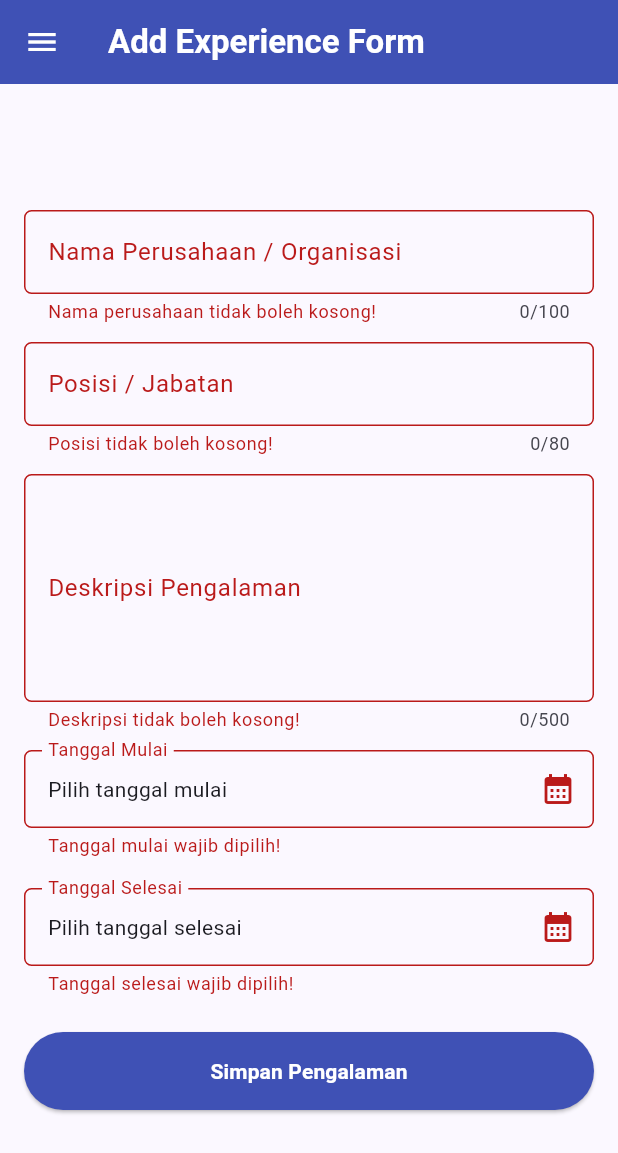
After one commit to AnggaRestha/myportofolio_mobile, a Flutter app: the ExperienceFormPage screen opened directly, after a tap on "Simpan Pengalaman", on a phone screen of 412 x 824 dp. The commit adds this screen. Shown: the top 1153 px of the screen. Run offline on Flutter 3.47's test engine with Material 3 defaults, Android fonts, the phone set to English and light mode, and no system bars.

Commit message:
tugas 8: menambahkan form baru, navigation dan input elements

```diff
--- /dev/null
+++ b/lib/screens/experience_form.dart
@@ -0,0 +1,308 @@
+
+import 'package:flutter/material.dart';
+import '../widgets/left_drawer.dart';
+
+class ExperienceFormPage extends StatefulWidget {
+  const ExperienceFormPage({super.key});
+
+  @override
+  State<ExperienceFormPage> createState() => _ExperienceFormPageState();
+}
+
+class _ExperienceFormPageState extends State<ExperienceFormPage> {
+  final _formKey = GlobalKey<FormState>();
+
+  final TextEditingController _companyController = TextEditingController();
+  final TextEditingController _positionController = TextEditingController();
+  final TextEditingController _descriptionController = TextEditingController();
+
+  DateTime? _startDate;
+  DateTime? _endDate;
+
+  String _formatDate(DateTime date) {
+    return '${date.day.toString().padLeft(2, '0')}/${date.month.toString().padLeft(2, '0')}/${date.year}';
+  }
+
+  Future<void> _selectStartDate() async {
+    final now = DateTime.now();
+
+    final picked = await showDatePicker(
+      context: context,
+      initialDate: _startDate ?? now,
+      firstDate: DateTime(1950),
+      lastDate: now,
+    );
+
+    if (picked != null) {
+      setState(() {
+        _startDate = picked;
+
+        if (_endDate != null && _endDate!.isBefore(picked)) {
+          _endDate = null;
+        }
+      });
+
+      _formKey.currentState?.validate();
+    }
+  }
+
+  Future<void> _selectEndDate() async {
+    final now = DateTime.now();
+
+    final picked = await showDatePicker(
+      context: context,
+      initialDate: _endDate ?? _startDate ?? now,
+      firstDate: _startDate ?? DateTime(1950),
+      lastDate: now,
+    );
+
+    if (picked != null) {
+      setState(() {
+        _endDate = picked;
+      });
+
+      _formKey.currentState?.validate();
+    }
+  }
+
+  void _saveExperience() {
+    if (!_formKey.currentState!.validate()) {
+      return;
+    }
+
+    showDialog(
+      context: context,
+      builder: (dialogContext) {
+        return AlertDialog(
+          title: const Text('Pengalaman berhasil ditambahkan!'),
+          content: SingleChildScrollView(
+            child: Column(
+              crossAxisAlignment: CrossAxisAlignment.start,
+              children: [
+                Text('Perusahaan: ${_companyController.text.trim()}'),
+                Text('Posisi: ${_positionController.text.trim()}'),
+                Text('Deskripsi: ${_descriptionController.text.trim()}'),
+                Text('Tanggal Mulai: ${_formatDate(_startDate!)}'),
+                Text('Tanggal Selesai: ${_formatDate(_endDate!)}'),
+              ],
+            ),
+          ),
+          actions: [
+            TextButton(
+              child: const Text('OK'),
+              onPressed: () {
+                Navigator.pop(dialogContext);
+
+                _formKey.currentState!.reset();
+
+                _companyController.clear();
+                _positionController.clear();
+                _descriptionController.clear();
+
+                setState(() {
+                  _startDate = null;
+                  _endDate = null;
+                });
+              },
+            ),
+          ],
+        );
+      },
+    );
+  }
+
+  @override
+  void dispose() {
+    _companyController.dispose();
+    _positionController.dispose();
+    _descriptionController.dispose();
+    super.dispose();
+  }
+
+  @override
+  Widget build(BuildContext context) {
+    return Scaffold(
+      appBar: AppBar(
+        title: const Text(
+          'Add Experience Form',
+          style: TextStyle(
+            color: Colors.white,
+            fontWeight: FontWeight.bold,
+          ),
+        ),
+        backgroundColor: Colors.indigo,
+        foregroundColor: Colors.white,
+      ),
+      drawer: const LeftDrawer(),
+      body: SafeArea(
+        child: Center(
+          child: ConstrainedBox(
+            constraints: const BoxConstraints(maxWidth: 650),
+            child: Form(
+              key: _formKey,
+              child: SingleChildScrollView(
+                padding: const EdgeInsets.all(16),
+                child: Column(
+                  crossAxisAlignment: CrossAxisAlignment.stretch,
+                  children: [
+                    TextFormField(
+                      controller: _companyController,
+                      maxLength: 100,
+                      decoration: InputDecoration(
+                        labelText: 'Nama Perusahaan / Organisasi',
+                        hintText: 'Contoh: PT Teknologi Indonesia',
+                        border: OutlineInputBorder(
+                          borderRadius: BorderRadius.circular(5),
+                        ),
+                      ),
+                      validator: (value) {
+                        if (value == null || value.trim().isEmpty) {
+                          return 'Nama perusahaan tidak boleh kosong!';
+                        }
+
+                        if (value.trim().length > 100) {
+                          return 'Nama perusahaan maksimal 100 karakter!';
+                        }
+
+                        return null;
+                      },
+                    ),
+                    const SizedBox(height: 12),
+                    TextFormField(
+                      controller: _positionController,
+                      maxLength: 80,
+                      decoration: InputDecoration(
+                        labelText: 'Posisi / Jabatan',
+                        hintText: 'Contoh: Mobile Developer',
+                        border: OutlineInputBorder(
+                          borderRadius: BorderRadius.circular(5),
+                        ),
+                      ),
+                      validator: (value) {
+                        if (value == null || value.trim().isEmpty) {
+                          return 'Posisi tidak boleh kosong!';
+                        }
+
+                        return null;
+                      },
+                    ),
+                    const SizedBox(height: 12),
+                    TextFormField(
+                      controller: _descriptionController,
+                      maxLines: 5,
+                      maxLength: 500,
+                      decoration: InputDecoration(
+                        labelText: 'Deskripsi Pengalaman',
+                        hintText: 'Ceritakan pengalaman dan tanggung jawabmu...',
+                        border: OutlineInputBorder(
+                          borderRadius: BorderRadius.circular(5),
+                        ),
+                      ),
+                      validator: (value) {
+                        if (value == null || value.trim().isEmpty) {
+                          return 'Deskripsi tidak boleh kosong!';
+                        }
+
+                        if (value.trim().length < 10) {
+                          return 'Deskripsi minimal 10 karakter!';
+                        }
+
+                        return null;
+                      },
+                    ),
+                    const SizedBox(height: 12),
+                    FormField<DateTime>(
+                      validator: (value) {
+                        if (_startDate == null) {
+                          return 'Tanggal mulai wajib dipilih!';
+                        }
+
+                        return null;
+                      },
+                      builder: (field) {
+                        return InkWell(
+                          onTap: () async {
+                            await _selectStartDate();
+                            field.didChange(_startDate);
+                          },
+                          child: InputDecorator(
+                            decoration: InputDecoration(
+                              labelText: 'Tanggal Mulai',
+                              errorText: field.errorText,
+                              border: OutlineInputBorder(
+                                borderRadius: BorderRadius.circular(5),
+                              ),
+                              suffixIcon: const Icon(Icons.calendar_month),
+                            ),
+                            child: Text(
+                              _startDate == null
+                                  ? 'Pilih tanggal mulai'
+                                  : _formatDate(_startDate!),
+                            ),
+                          ),
+                        );
+                      },
+                    ),
+                    const SizedBox(height: 20),
+                    FormField<DateTime>(
+                      validator: (value) {
+                        if (_endDate == null) {
+                          return 'Tanggal selesai wajib dipilih!';
+                        }
+
+                        if (_startDate != null &&
+                            _endDate!.isBefore(_startDate!)) {
+                          return 'Tanggal selesai tidak boleh sebelum tanggal mulai!';
+                        }
+
+                        return null;
+                      },
+                      builder: (field) {
+                        return InkWell(
+                          onTap: () async {
+                            await _selectEndDate();
+                            field.didChange(_endDate);
+                          },
+                          child: InputDecorator(
+                            decoration: InputDecoration(
+                              labelText: 'Tanggal Selesai',
+                              errorText: field.errorText,
+                              border: OutlineInputBorder(
+                                borderRadius: BorderRadius.circular(5),
+                              ),
+                              suffixIcon: const Icon(Icons.calendar_month),
+                            ),
+                            child: Text(
+                              _endDate == null
+                                  ? 'Pilih tanggal selesai'
+                                  : _formatDate(_endDate!),
+                            ),
+                          ),
+                        );
+                      },
+                    ),
+                    const SizedBox(height: 24),
+                    ElevatedButton(
+                      style: ElevatedButton.styleFrom(
+                        backgroundColor: Colors.indigo,
+                        foregroundColor: Colors.white,
+                        padding: const EdgeInsets.symmetric(vertical: 16),
+                      ),
+                      onPressed: _saveExperience,
+                      child: const Text(
+                        'Simpan Pengalaman',
+                        style: TextStyle(
+                          fontWeight: FontWeight.bold,
+                        ),
+                      ),
+                    ),
+                  ],
+                ),
+              ),
+            ),
+          ),
+        ),
+      ),
+    );
+  }
+}
--- a/lib/screens/menu.dart
+++ b/lib/screens/menu.dart
@@ -20,6 +20,7 @@ class MyHomePage extends StatelessWidget {
   final List<ItemHomepage> items = const [
     ItemHomepage("Lihat Proyek", Icons.folder, Colors.blue),
     ItemHomepage("Tambah Proyek", Icons.add_circle, Colors.green),
+    ItemHomepage("Tambah Pengalaman", Icons.work_history, Colors.purple),
     ItemHomepage("Logout", Icons.logout, Colors.deepOrange),
   ];
 
--- a/lib/widgets/project_card.dart
+++ b/lib/widgets/project_card.dart
@@ -1,6 +1,7 @@
 import 'package:flutter/material.dart';
 import 'package:myportofolio_mobile/screens/menu.dart';
 import 'package:myportofolio_mobile/screens/project_form.dart';
+import 'package:myportofolio_mobile/screens/experience_form.dart';
 
 class ItemCard extends StatelessWidget {
   final ItemHomepage item;
@@ -29,6 +30,13 @@ class ItemCard extends StatelessWidget {
                 context,
                 MaterialPageRoute(
                   builder: (context) => const ProjectFormPage(),
+                ),
+              );
+            } else if (item.name == "Tambah Pengalaman") {
+              Navigator.push(
+                context,
+                MaterialPageRoute(
+                  builder: (context) => const ExperienceFormPage(),
                 ),
               );
             }
```
Also changed, not shown: lib/widgets/left_drawer.dart (+20 -16 lines), 1 other file.
